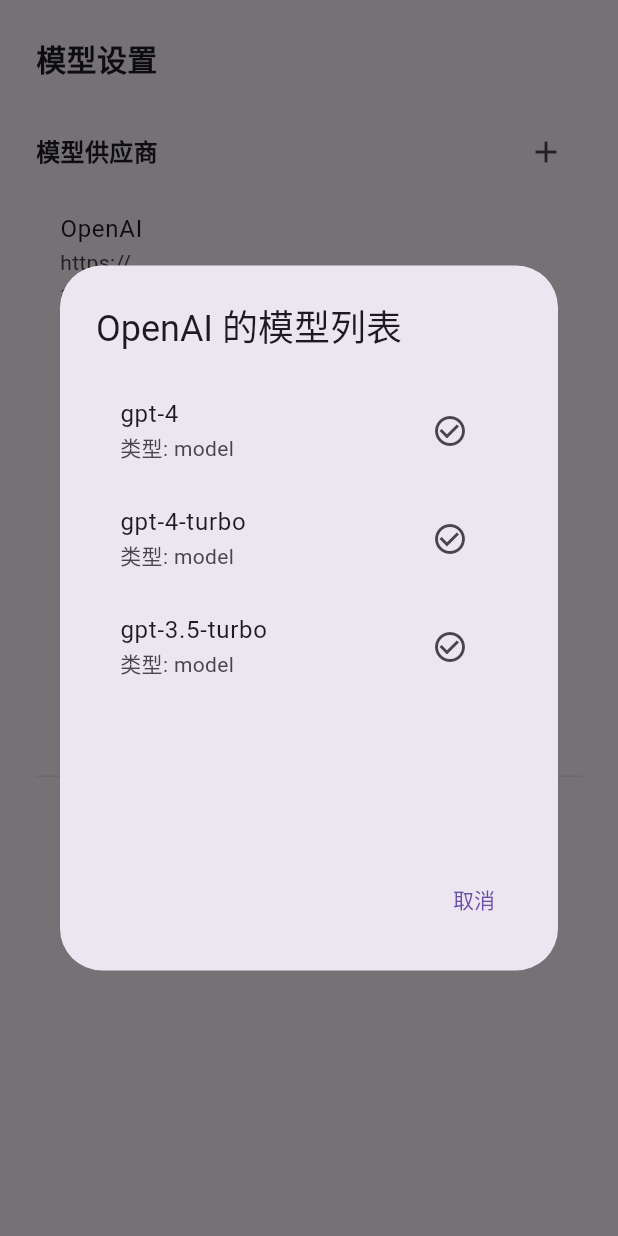
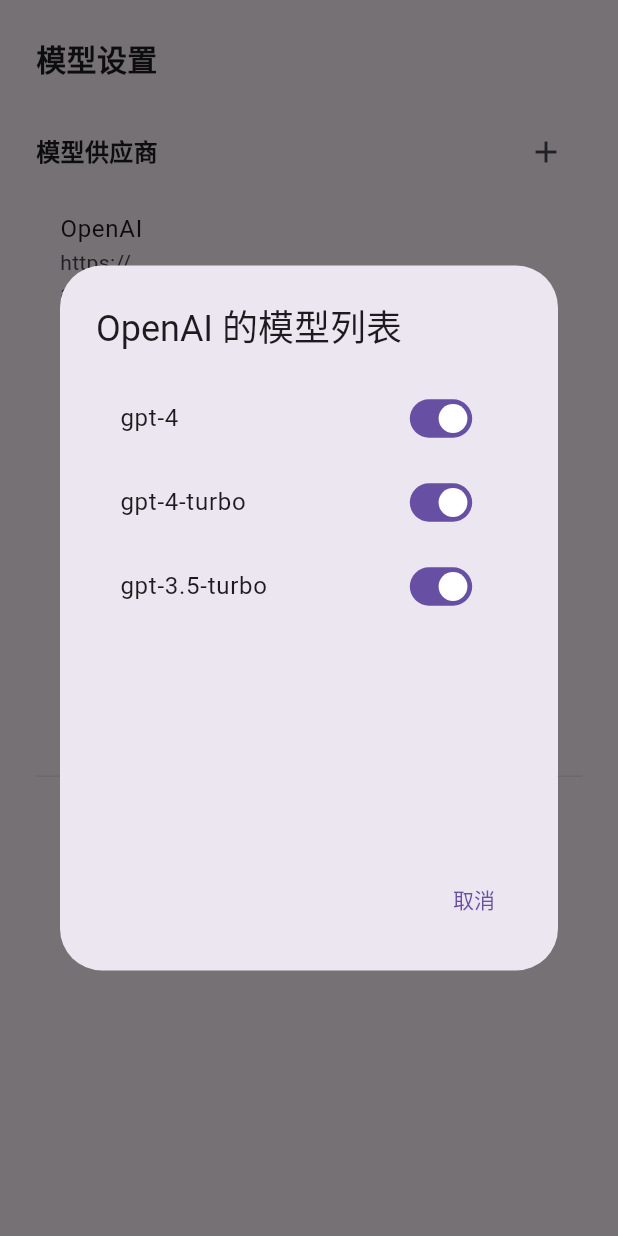
Before and after one commit to MikeLINGxZ/justchat, a Flutter app: the ModelSettings widget shown alone on an empty page, opened directly, after a tap on the "list" icon, on a phone screen of 412 x 824 dp. Run offline on Flutter 3.47's test engine with Material 3 defaults, Android fonts, the phone set to English and light mode, and no system bars; our stand-ins replace flutter_riverpod, shared_preferences; missing offline and left inert: markdown_widget, window_manager; accounts and stored records are empty; statements that could not run were skipped.

Commit message:
feat: add enabled property to Model and update related components
- Introduced an `enabled` property to the `Model` class, allowing for better management of model states.
- Updated JSON serialization to include the new `enabled` field, defaulting to true.
- Modified the model settings UI to display the count of enabled models and added a toggle switch for enabling/disabling models.
- Enhanced the provider manager to filter models based on their enabled status, improving overall functionality and user experience.

```diff
--- a/lib/models/model.dart
+++ b/lib/models/model.dart
@@ -8,11 +8,14 @@ class Model {
   final String object;
   @JsonKey(name: 'owned_by')
   final String ownedBy;
+  @JsonKey(defaultValue: true)
+  final bool enabled;
 
   const Model({
     required this.id,
     required this.object,
     required this.ownedBy,
+    this.enabled = true,
   });
 
   /// 从 JSON 创建 Model 实例
@@ -26,11 +29,13 @@ class Model {
     String? id,
     String? object,
     String? ownedBy,
+    bool? enabled,
   }) {
     return Model(
       id: id ?? this.id,
       object: object ?? this.object,
       ownedBy: ownedBy ?? this.ownedBy,
+      enabled: enabled ?? this.enabled,
     );
   }
 
@@ -54,7 +59,7 @@ class Model {
 
   @override
   String toString() {
-    return 'Model(id: $id, object: $object, ownedBy: $ownedBy)';
+    return 'Model(id: $id, object: $object, ownedBy: $ownedBy, enabled: $enabled)';
   }
 
   @override
@@ -63,11 +68,12 @@ class Model {
     return other is Model &&
         other.id == id &&
         other.object == object &&
-        other.ownedBy == ownedBy;
+        other.ownedBy == ownedBy &&
+        other.enabled == enabled;
   }
 
   @override
   int get hashCode {
-    return Object.hash(id, object, ownedBy);
+    return Object.hash(id, object, ownedBy, enabled);
   }
 }
--- a/lib/pages/home/settings/model_settings.dart
+++ b/lib/pages/home/settings/model_settings.dart
@@ -137,7 +137,7 @@ class ModelSettings extends ConsumerWidget {
         children: [
           Text(provider.baseUrl),
           if (provider.description != null) Text(provider.description!),
-          Text('模型数量: ${provider.models?.length ?? 0}'),
+          Text('模型数量: ${provider.models?.where((m) => m.enabled).length ?? 0} / ${provider.models?.length ?? 0}'),
         ],
       ),
       trailing: Row(
@@ -239,8 +239,12 @@ class ModelSettings extends ConsumerWidget {
   }
 
   void _showModelsDialog(BuildContext context, WidgetRef ref, LlmProvider provider) {
+    showDialog(
+      context: context,
+      builder: (context) => Consumer(
+        builder: (context, ref, child) {
           // 获取最新的供应商数据，确保模型列表是最新的
-    final currentProviders = ref.read(providerManagerProvider);
+          final currentProviders = ref.watch(providerManagerProvider);
           final currentProvider = currentProviders.firstWhere(
             (p) => p.name == provider.name,
             orElse: () => provider,
@@ -254,9 +258,7 @@ class ModelSettings extends ConsumerWidget {
             print('模型列表: ${currentProvider.models!.map((m) => m.displayName).toList()}');
           }
 
-    showDialog(
-      context: context,
-      builder: (context) => AlertDialog(
+          return AlertDialog(
             title: Text('${currentProvider.displayName} 的模型列表'),
             content: SizedBox(
               width: 400,
@@ -268,20 +270,31 @@ class ModelSettings extends ConsumerWidget {
                         final model = currentProvider.models![index];
                         return ListTile(
                           title: Text(model.displayName),
-                      subtitle: Text('类型: ${model.object}'),
-                      trailing: IconButton(
-                        icon: const Icon(Icons.check_circle_outline),
-                        onPressed: () {
-                          ref.read(selectedProviderProvider.notifier).state = currentProvider;
-                          ref.read(selectedModelProvider.notifier).state = model;
-                          Navigator.of(context).pop();
+                          trailing: Transform.scale(
+                            scale: 0.8,
+                            child: Switch(
+                              value: model.enabled,
+                              onChanged: (value) async {
+                                // 更新模型的启用状态
+                                final updatedModel = model.copyWith(enabled: value);
+                                final updatedModels = List<Model>.from(currentProvider.models!);
+                                updatedModels[index] = updatedModel;
+
+                                final updatedProvider = currentProvider.copyWith(models: updatedModels);
+
+                                // 保存更新后的供应商信息
+                                final providerManager = ref.read(providerManagerProvider.notifier);
+                                await providerManager.updateProvider(currentProvider.name, updatedProvider);
+
+                                // 显示提示信息
                                 ScaffoldMessenger.of(context).showSnackBar(
                                   SnackBar(
-                              content: Text('已选择模型: ${model.displayName}'),
+                                    content: Text('${model.displayName} ${value ? '已启用' : '已禁用'}'),
+                                    duration: const Duration(seconds: 2),
                                   ),
                                 );
                               },
-                        tooltip: '选择此模型',
+                            ),
                           ),
                         );
                       },
@@ -308,6 +321,8 @@ class ModelSettings extends ConsumerWidget {
                 child: Text(S.of(context).cancel),
               ),
             ],
+          );
+        },
       ),
     );
   }
--- a/lib/utils/api_service.dart
+++ b/lib/utils/api_service.dart
@@ -35,6 +35,7 @@ class ApiService {
             ownedBy: modelJson['owned_by']?.toString() ??
                      modelJson['OwnedBy']?.toString() ??
                      provider.name.toLowerCase(),
+            enabled: true, // 默认启用
           );
         }).where((model) => model.id.isNotEmpty).toList();
       } else {
--- a/lib/utils/setting/provider_manager.dart
+++ b/lib/utils/setting/provider_manager.dart
@@ -57,9 +57,9 @@ class ProviderManager extends StateNotifier<List<LlmProvider>> {
         alias: 'OpenAI',
         description: 'OpenAI官方API',
         models: [
-          Model(id: 'gpt-4', object: 'model', ownedBy: 'openai'),
-          Model(id: 'gpt-4-turbo', object: 'model', ownedBy: 'openai'),
-          Model(id: 'gpt-3.5-turbo', object: 'model', ownedBy: 'openai'),
+          Model(id: 'gpt-4', object: 'model', ownedBy: 'openai', enabled: true),
+          Model(id: 'gpt-4-turbo', object: 'model', ownedBy: 'openai', enabled: true),
+          Model(id: 'gpt-3.5-turbo', object: 'model', ownedBy: 'openai', enabled: true),
         ],
       ),
       LlmProvider(
@@ -68,9 +68,9 @@ class ProviderManager extends StateNotifier<List<LlmProvider>> {
         alias: 'Claude',
         description: 'Anthropic Claude API',
         models: [
-          Model(id: 'claude-3-opus-20240229', object: 'model', ownedBy: 'anthropic'),
-          Model(id: 'claude-3-sonnet-20240229', object: 'model', ownedBy: 'anthropic'),
-          Model(id: 'claude-3-haiku-20240307', object: 'model', ownedBy: 'anthropic'),
+          Model(id: 'claude-3-opus-20240229', object: 'model', ownedBy: 'anthropic', enabled: true),
+          Model(id: 'claude-3-sonnet-20240229', object: 'model', ownedBy: 'anthropic', enabled: true),
+          Model(id: 'claude-3-haiku-20240307', object: 'model', ownedBy: 'anthropic', enabled: true),
         ],
       ),
       LlmProvider(
@@ -79,8 +79,8 @@ class ProviderManager extends StateNotifier<List<LlmProvider>> {
         alias: 'Gemini',
         description: 'Google Gemini API',
         models: [
-          Model(id: 'gemini-pro', object: 'model', ownedBy: 'google'),
-          Model(id: 'gemini-pro-vision', object: 'model', ownedBy: 'google'),
+          Model(id: 'gemini-pro', object: 'model', ownedBy: 'google', enabled: true),
+          Model(id: 'gemini-pro-vision', object: 'model', ownedBy: 'google', enabled: true),
         ],
       ),
     ];
@@ -154,7 +154,7 @@ class ProviderManager extends StateNotifier<List<LlmProvider>> {
     for (final provider in state) {
       if (provider.models != null) {
         for (final model in provider.models!) {
-          if (model.isChatModel) {
+          if (model.isChatModel && model.enabled) {
             models.add(model);
           }
         }
@@ -168,7 +168,7 @@ class ProviderManager extends StateNotifier<List<LlmProvider>> {
     final provider = getProviderByName(providerName);
     if (provider?.models == null) return [];
 
-    return provider!.models!.where((model) => model.isChatModel).toList();
+    return provider!.models!.where((model) => model.isChatModel && model.enabled).toList();
   }
 
   /// 更新供应商的API密钥
```
Also changed, not shown: lib/models/model.g.dart. Lines whose indentation alone changed are shown as unchanged.
